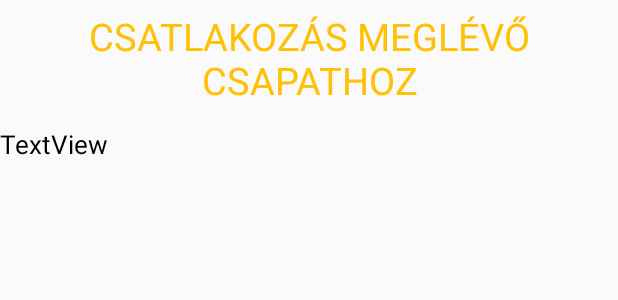
After one commit to kkrisztofer0831/QRCodeGame, an Android app: the layout activity_join_team.xml on its own in the app's theme, with its tools: preview values and no code run, on a phone screen of 412 x 824 dp. The commit adds this screen. Shown: the top 300 px of the screen. Run offline under Robolectric (Android 15) with nearby library versions, the phone set to English and light mode, and no system bars.

Commit message:
QR kód olvasás
Már lehet vele QR kódot beolvasni, de még nem csinál egyelőre semmit, illetve kilistázza a meglévő csapatokat az adatbázisból.

```diff
--- a/QRGameAndroid/app/src/main/res/layout/activity_team_join.xml
+++ b/QRGameAndroid/app/src/main/res/layout/activity_cam_scan.xml
@@ -4,6 +4,6 @@
     xmlns:tools="http://schemas.android.com/tools"
     android:layout_width="match_parent"
     android:layout_height="match_parent"
-    tools:context=".TeamJoin">
+    tools:context=".CamScan">
 
 </androidx.constraintlayout.widget.ConstraintLayout>
--- /dev/null
+++ b/QRGameAndroid/app/src/main/res/layout/activity_join_team.xml
@@ -0,0 +1,32 @@
+<?xml version="1.0" encoding="utf-8"?>
+<LinearLayout xmlns:android="http://schemas.android.com/apk/res/android"
+    xmlns:app="http://schemas.android.com/apk/res-auto"
+    xmlns:tools="http://schemas.android.com/tools"
+    android:layout_width="match_parent"
+    android:layout_height="match_parent"
+    android:orientation="vertical"
+    tools:context=".JoinTeam">
+
+    <TextView
+        android:id="@+id/textView2"
+        android:layout_width="match_parent"
+        android:layout_height="77dp"
+        android:gravity="center"
+        android:text="CSATLAKOZÁS MEGLÉVŐ CSAPATHOZ"
+        android:textColor="#FFC107"
+        android:textSize="25sp" />
+
+    <TextView
+        android:id="@+id/teamNum"
+        android:layout_width="match_parent"
+        android:layout_height="38dp"
+        android:gravity="center_vertical"
+        android:text="TextView"
+        android:textColor="#000000"
+        android:textSize="17sp" />
+
+    <ListView
+        android:id="@+id/teamList"
+        android:layout_width="match_parent"
+        android:layout_height="match_parent" />
+</LinearLayout>
--- a/QRGameAndroid/app/src/main/res/layout/activity_main.xml
+++ b/QRGameAndroid/app/src/main/res/layout/activity_main.xml
@@ -36,6 +36,7 @@
         android:layout_width="match_parent"
         android:layout_height="wrap_content"
         android:background="#BABABA"
+        android:onClick="joinTeamClick"
         android:text="Csatalakozás egy meglévő csapathoz"
         android:textColor="#000000" />
 
--- a/QRGameAndroid/app/src/main/res/values-night/themes.xml
+++ b/QRGameAndroid/app/src/main/res/values-night/themes.xml
@@ -1,6 +1,6 @@
 <resources xmlns:tools="http://schemas.android.com/tools">
     <!-- Base application theme. -->
-    <style name="Theme.QRGame" parent="Theme.AppCompat.NoActionBar">
+    <style name="Theme.QRGame" parent="Theme.AppCompat.DayNight.NoActionBar">
         <!-- Primary brand color. -->
         <item name="colorPrimary">@color/purple_200</item>
         <item name="colorPrimaryVariant">@color/purple_700</item>
--- a/QRGameAndroid/app/src/main/res/values/themes.xml
+++ b/QRGameAndroid/app/src/main/res/values/themes.xml
@@ -1,6 +1,6 @@
 <resources xmlns:tools="http://schemas.android.com/tools">
     <!-- Base application theme. -->
-    <style name="Theme.QRGame" parent="Theme.AppCompat.NoActionBar">
+    <style name="Theme.QRGame" parent="Theme.AppCompat.Light.NoActionBar">
         <!-- Primary brand color. -->
         <item name="colorPrimary">@color/purple_500</item>
         <item name="colorPrimaryVariant">@color/purple_700</item>
--- a/QRGameAndroid/gradle.properties
+++ b/QRGameAndroid/gradle.properties
@@ -6,7 +6,7 @@
 # http://www.gradle.org/docs/current/userguide/build_environment.html
 # Specifies the JVM arguments used for the daemon process.
 # The setting is particularly useful for tweaking memory settings.
-org.gradle.jvmargs=-Xmx2048m -Dfile.encoding=UTF-8
+org.gradle.jvmargs=-Xmx4608m -Dfile.encoding=UTF-8
 # When configured, Gradle will run in incubating parallel mode.
 # This option should only be used with decoupled projects. More details, visit
 # http://www.gradle.org/docs/current/userguide/multi_project_builds.html#sec:decoupled_projects
@@ -19,3 +19,5 @@ android.useAndroidX=true
 # resources declared in the library itself and none from the library's dependencies,
 # thereby reducing the size of the R class for that library
 android.nonTransitiveRClass=true
+
+android.enableJetifier=true
```
Also changed, not shown: QRGameAndroid/app/build.gradle (+7 -1 lines), QRGameAndroid/app/src/main/AndroidManifest.xml (+7 -0 lines), QRGameAndroid/app/src/main/java/com/example/qrgame/CamScan.java (added, +159 -0 lines), QRGameAndroid/app/src/main/java/com/example/qrgame/JoinTeam.java (added, +64 -0 lines), QRGameAndroid/app/src/main/java/com/example/qrgame/MainActivity.java (+26 -9 lines), QRGameAndroid/app/src/main/java/com/example/qrgame/TeamJoin.java (deleted, +0 -14 lines).
